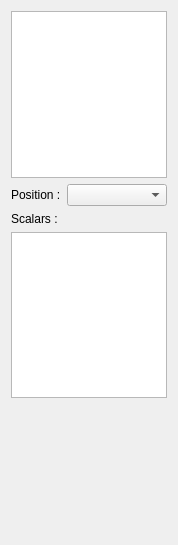
Old version of the form SCHNApps/Plugins/renderScalar/forms/renderScalar.ui in the repository cgogn/CGoGN.
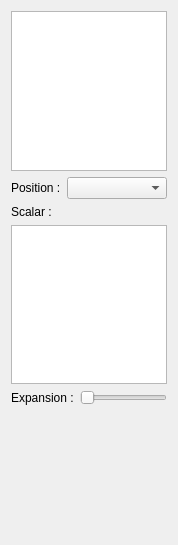
New version of the form.

Commit message: scalar attribute rendering plugin update

Diff of the .ui file:
```diff
--- a/SCHNApps/Plugins/renderScalar/forms/renderScalar.ui
+++ b/SCHNApps/Plugins/renderScalar/forms/renderScalar.ui
@@ -13,11 +13,11 @@
   <property name="windowTitle">
    <string>Form</string>
   </property>
-  <layout class="QVBoxLayout" name="verticalLayout">
-   <item>
+  <layout class="QGridLayout" name="gridLayout">
+   <item row="0" column="0" colspan="2">
     <widget class="QListWidget" name="mapList"/>
    </item>
-   <item>
+   <item row="1" column="0" colspan="2">
     <layout class="QHBoxLayout" name="horizontalLayout">
      <item>
       <widget class="QLabel" name="label_2">
@@ -38,21 +38,41 @@
      </item>
     </layout>
    </item>
-   <item>
+   <item row="2" column="0">
     <widget class="QLabel" name="label_3">
      <property name="text">
-      <string>Scalars :</string>
+      <string>Scalar :</string>
      </property>
     </widget>
    </item>
-   <item>
+   <item row="3" column="0" colspan="2">
     <widget class="QListWidget" name="list_scalarVBO">
      <property name="selectionMode">
       <enum>QAbstractItemView::MultiSelection</enum>
      </property>
     </widget>
    </item>
-   <item>
+   <item row="4" column="0">
+    <widget class="QLabel" name="label">
+     <property name="text">
+      <string>Expansion :</string>
+     </property>
+    </widget>
+   </item>
+   <item row="4" column="1">
+    <widget class="QSlider" name="slider_expansion">
+     <property name="maximum">
+      <number>10</number>
+     </property>
+     <property name="pageStep">
+      <number>1</number>
+     </property>
+     <property name="orientation">
+      <enum>Qt::Horizontal</enum>
+     </property>
+    </widget>
+   </item>
+   <item row="5" column="0" colspan="2">
     <spacer name="verticalSpacer">
      <property name="orientation">
       <enum>Qt::Vertical</enum>
```
The commit also changes 15 other files.
